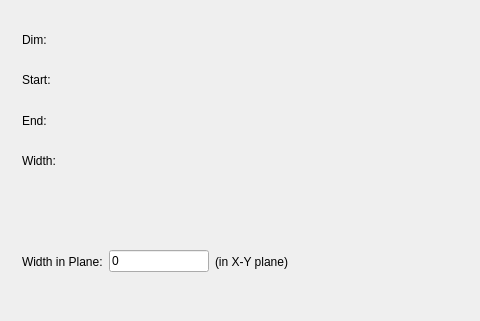
mantidproject/mantid, file Code/Mantid/MantidQt/SliceViewer/inc/MantidQtSliceViewer/LineViewer.ui: the form before one commit; both pictures show x 0 to 480 and y 0 to 321 of the 578 by 527 pixel window.
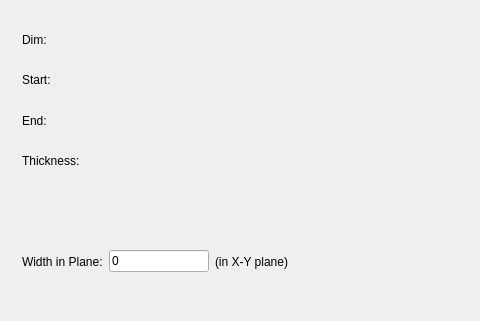
The form after the commit.

Commit message:
Refs #4588 LineViewer width -> thickness for clarity
also tooltips.

Patch:
```diff
--- a/Code/Mantid/MantidQt/SliceViewer/inc/MantidQtSliceViewer/LineViewer.ui
+++ b/Code/Mantid/MantidQt/SliceViewer/inc/MantidQtSliceViewer/LineViewer.ui
@@ -55,7 +55,7 @@
            <item row="3" column="0">
             <widget class="QLabel" name="lblWidth1">
              <property name="text">
-              <string>Width:</string>
+              <string>Thickness:</string>
              </property>
             </widget>
            </item>
```
Left out of the diff: 12 changed lines with no effect on the pictures. The commit also changes 7 other files.
